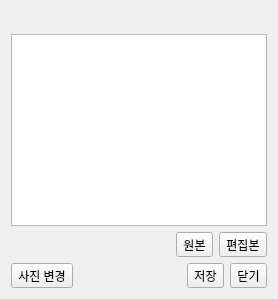
Above: integrations/qgis/geoflow_connector/ui/forms/photo_studio.ui from kotopia/geoflow_web before the change. Below: the same form after it.
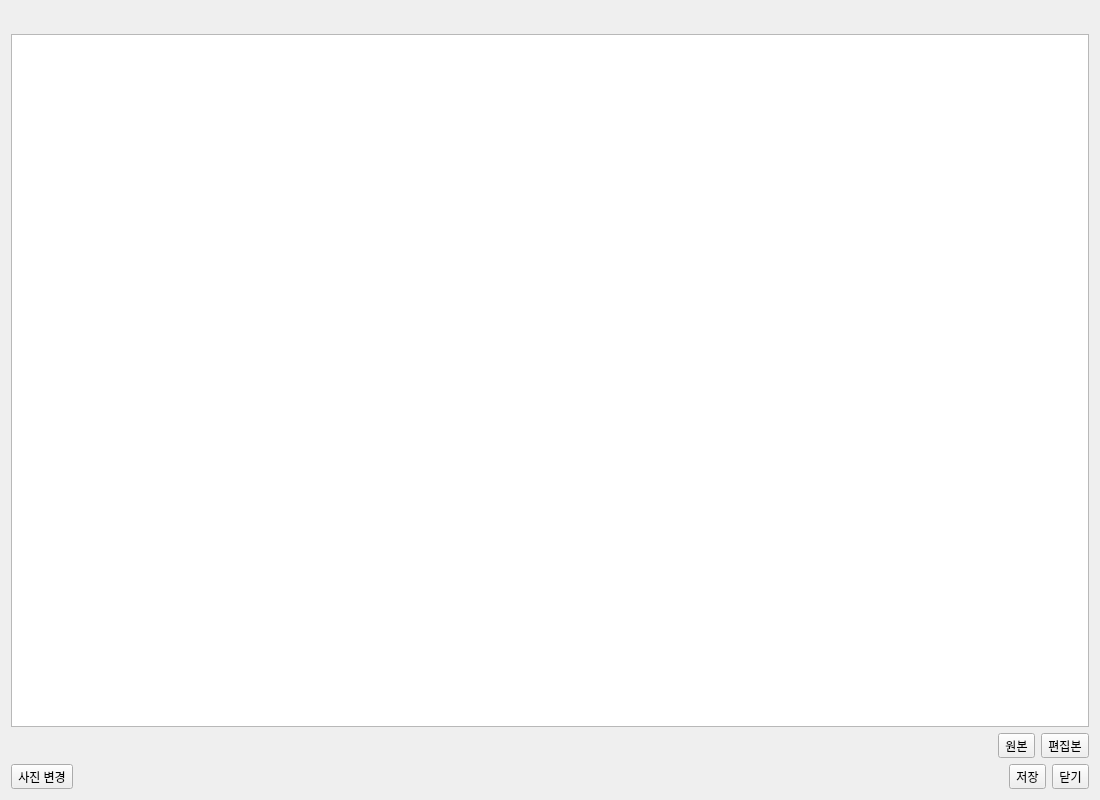
That is the form after the change.

```diff
--- a/integrations/qgis/geoflow_connector/ui/forms/photo_studio.ui
+++ b/integrations/qgis/geoflow_connector/ui/forms/photo_studio.ui
@@ -3,7 +3,7 @@
  <class>PhotoStudioForm</class>
  <widget class="QDialog" name="PhotoStudioForm">
   <property name="windowTitle"><string>GeoFlow · Photo Studio</string></property>
-  <property name="size"><size><width>1100</width><height>800</height></size></property>
+  <property name="geometry"><rect><x>0</x><y>0</y><width>1100</width><height>800</height></rect></property>
   <layout class="QVBoxLayout" name="rootLayout">
    <item><widget class="QToolBar" name="studioToolbar"><property name="toolButtonStyle"><enum>Qt::ToolButtonIconOnly</enum></property><property name="iconSize"><size><width>20</width><height>20</height></size></property></widget></item>
    <item><widget class="QGraphicsView" name="graphicsView"/></item>
```
